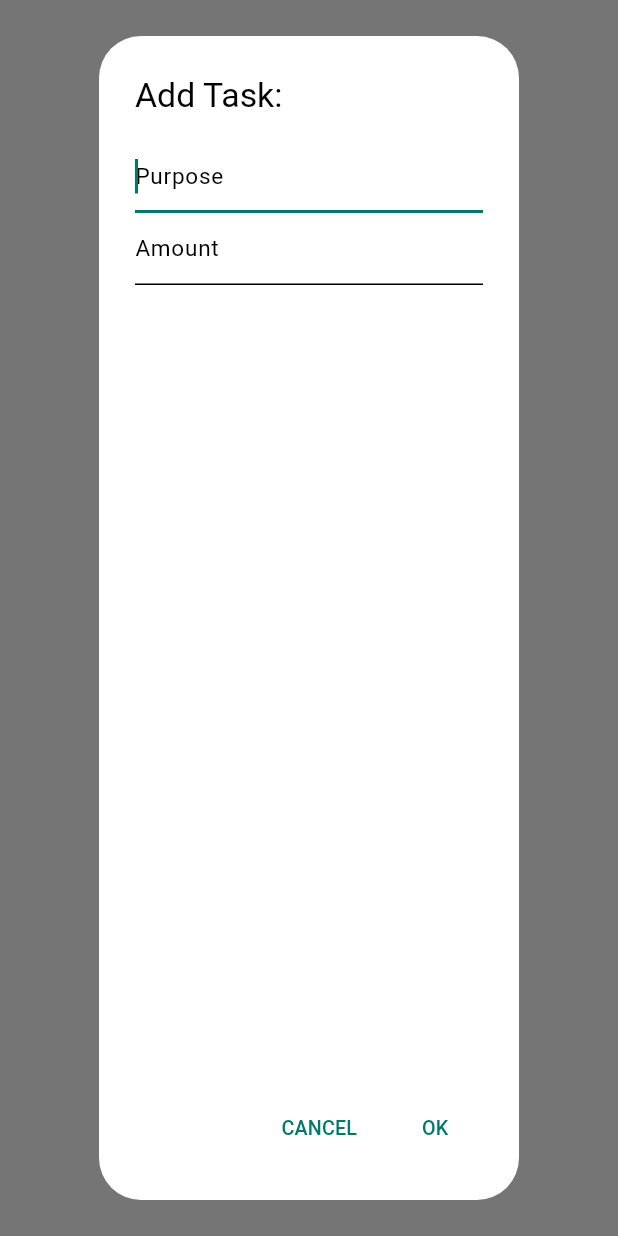
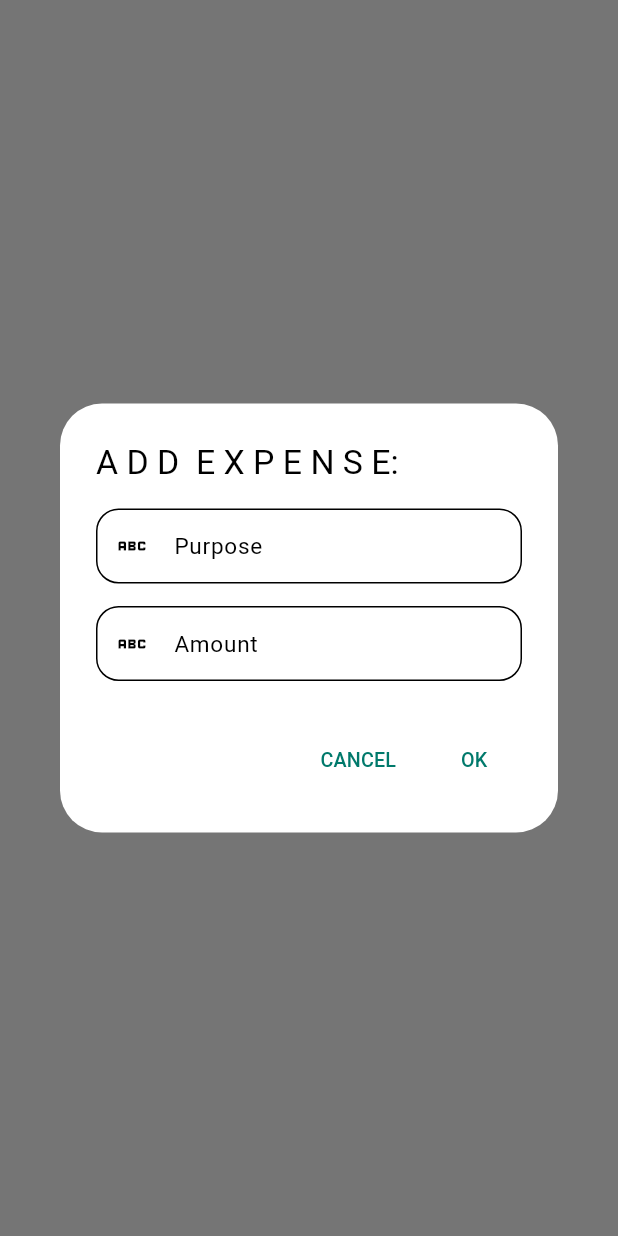
Before and after one commit to NamanGoyalK/e_tracker, a Flutter app: what displayTextInputDialog() shows on an empty page, opened directly, on a phone screen of 412 x 824 dp. Run offline on Flutter 3.47's test engine with Material 3 defaults, Android fonts, the phone set to English and light mode, and no system bars; our stand-ins replace flutter_bloc, shared_preferences; accounts and stored records are empty.

Commit message:
Refactor add_expense dialog: update title, replace TextField with TextFromUser widget, and enhance input fields for better user experience

```diff
--- a/lib/features/expense_page/presentation/pages/components/add_expense.dart
+++ b/lib/features/expense_page/presentation/pages/components/add_expense.dart
@@ -1,3 +1,4 @@
+import 'package:e_tracker/common/widgets/index.dart';
 import 'package:flutter/material.dart';
 import 'package:flutter_bloc/flutter_bloc.dart';
 
@@ -12,32 +13,32 @@ Future<Expense?> displayTextInputDialog(BuildContext context) async {
     context: context,
     builder: (context) {
       return AlertDialog.adaptive(
-        title: const Text('Add Task:'),
-        content: Column(
-          children: [
-            TextField(
-              maxLines: null,
-              minLines: 1,
-              controller: textFieldController,
-              decoration: const InputDecoration(
-                hintText: "Purpose",
+        title: const Text('A D D  E X P E N S E:'),
+        content: SizedBox(
+          height: 120,
+          child: Column(
+            children: [
+              TextFromUser(
+                controller: textFieldController,
+                hintText: "Enter Purpose",
+                keyboardType: TextInputType.phone,
+                labelText: 'Purpose',
+                obscureText: false,
+                icon: Icons.abc,
               ),
-              autofocus: true,
-              textCapitalization: TextCapitalization.sentences,
-              textInputAction: TextInputAction.done,
-            ),
-            TextField(
-              maxLines: null,
-              minLines: 1,
-              controller: moneyFieldController,
-              decoration: const InputDecoration(
-                hintText: "Amount",
+              SizedBox(
+                height: 15,
               ),
-              autofocus: true,
-              textCapitalization: TextCapitalization.sentences,
-              textInputAction: TextInputAction.done,
-            ),
-          ],
+              TextFromUser(
+                controller: moneyFieldController,
+                hintText: "Enter Amount",
+                keyboardType: TextInputType.text,
+                labelText: 'Amount',
+                obscureText: false,
+                icon: Icons.abc,
+              ),
+            ],
+          ),
         ),
         actions: <Widget>[
           TextButton(
```
